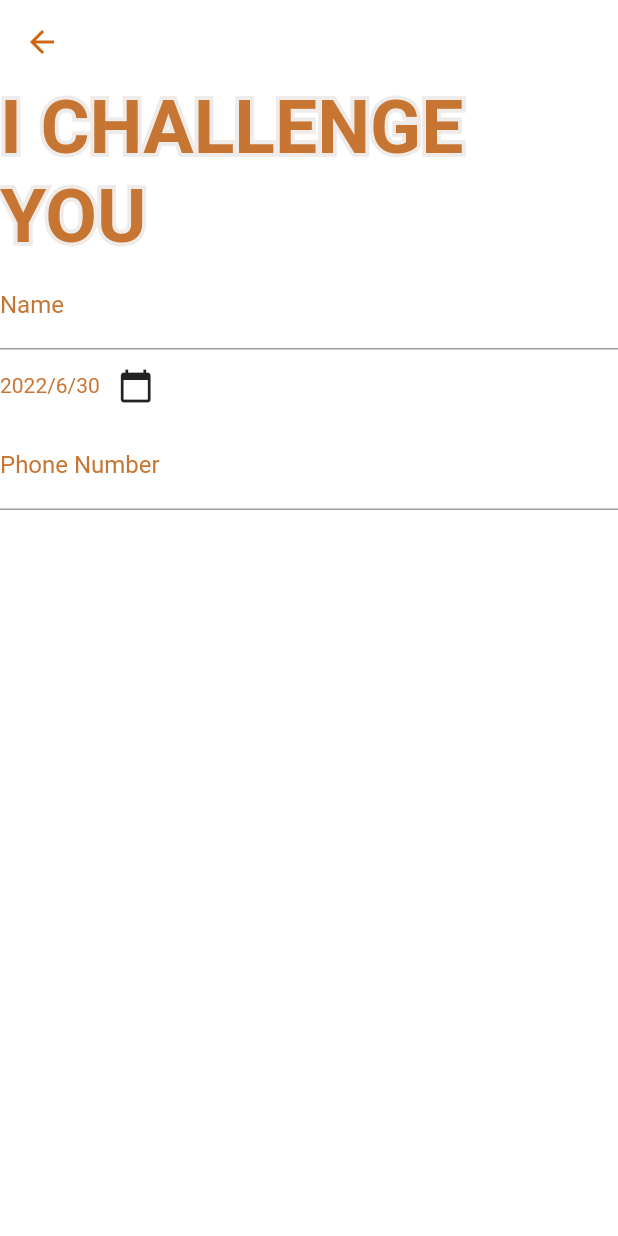
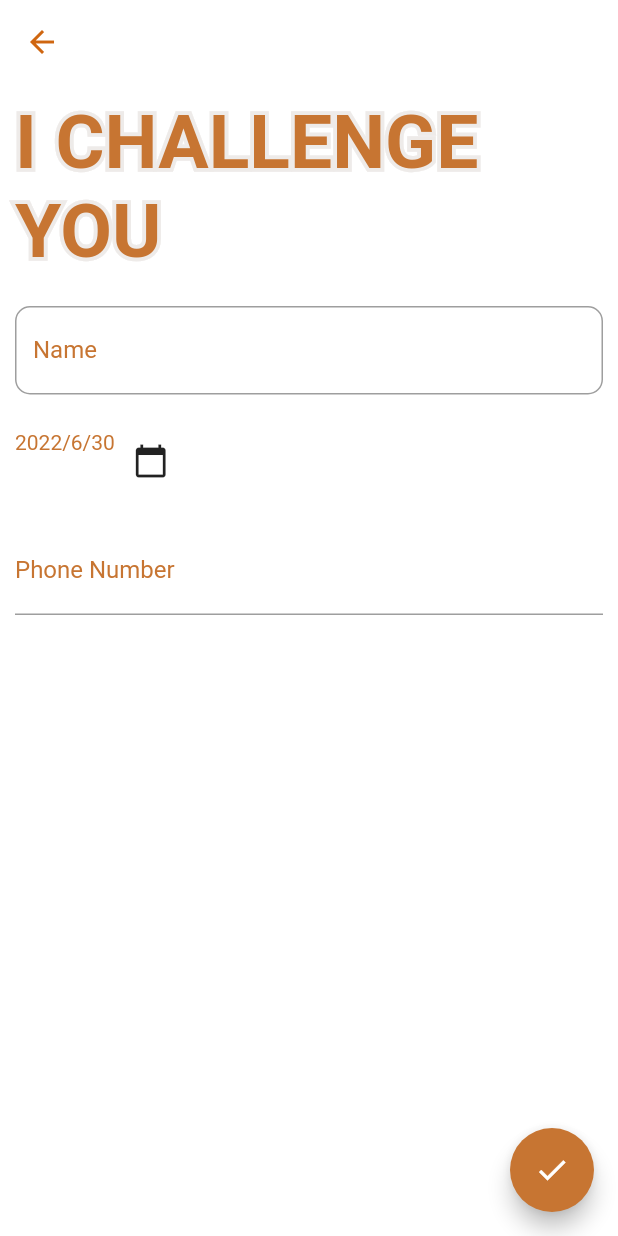
Before and after one commit to levinacharin/AMBW_PROJECT_ICHALLENGEYOU, a Flutter app: the RegisterMenu screen opened directly, on a phone screen of 412 x 824 dp. Run offline on Flutter 3.47's test engine with Material 2 defaults, Android fonts, the phone set to English and light mode, and no system bars; our stand-ins replace cloud_firestore, firebase_auth, firebase_core; missing offline and left inert: flutter_alarm_clock; accounts and stored records are empty; network calls fail; statements that could not run were skipped.

Commit message:
this one
mine

```diff
--- a/lib/login.dart
+++ b/lib/login.dart
@@ -68,6 +68,7 @@ class _LoginState extends State<Login> {
             Container(
               padding: EdgeInsets.all(10),
               child: TextField(
+                obscureText: true,
                 controller: PasswordController,
                 decoration: InputDecoration(
                   labelText: "Password",
--- a/lib/main.dart
+++ b/lib/main.dart
@@ -5,6 +5,12 @@ import 'package:flutter/material.dart';
 import 'package:ichallengeyouapp/LoginMenu.dart';
 import 'package:ichallengeyouapp/bmi.dart';
 import 'package:ichallengeyouapp/challenges.dart';
+<<<<<<< Updated upstream
+=======
+import 'package:firebase_auth/firebase_auth.dart';
+import 'package:ichallengeyouapp/login.dart';
+// import 'package:ichallengeyouapp/firebase_options.dart';
+>>>>>>> Stashed changes
 import 'package:ichallengeyouapp/profile.dart';
 import 'firebase_options.dart';
 
--- a/lib/register.dart
+++ b/lib/register.dart
@@ -67,6 +67,7 @@ class _RegisterState extends State<Register> {
             Container(
               padding: EdgeInsets.all(10),
               child: TextField(
+                obscureText: true,
                 controller: PasswordController,
                 decoration: InputDecoration(
                   labelText: "Password",
--- a/lib/register_profile.dart
+++ b/lib/register_profile.dart
@@ -1,4 +1,7 @@
+import 'package:cloud_firestore/cloud_firestore.dart';
+import 'package:firebase_auth/firebase_auth.dart';
 import 'package:flutter/material.dart';
+import 'package:ichallengeyouapp/service/service.dart';
 
 class RegisterMenu extends StatefulWidget {
   const RegisterMenu({Key? key}) : super(key: key);
@@ -10,7 +13,6 @@ class RegisterMenu extends StatefulWidget {
 class _RegisterMenuState extends State<RegisterMenu> {
   DateTime _dateTime = DateTime.now();
   TextEditingController nameController = TextEditingController();
-  TextEditingController birthdateController = TextEditingController();
   TextEditingController PhoneNumberController = TextEditingController();
   @override
   Widget build(BuildContext context) {
@@ -27,7 +29,9 @@ class _RegisterMenuState extends State<RegisterMenu> {
         body: Center(
           child: Column(
             children: [
-              Stack(
+              Container(
+                padding: EdgeInsets.all(10),
+                child: Stack(
                   children: [
                     Text(
                       "I CHALLENGE YOU",
@@ -49,21 +53,33 @@ class _RegisterMenuState extends State<RegisterMenu> {
                     ),
                   ],
                 ),
-              TextField(
+              ),
+              Container(
+                padding: EdgeInsets.all(10),
+                child: TextField(
                   controller: nameController,
                   decoration: InputDecoration(
+                    border: OutlineInputBorder(
+                      borderRadius: BorderRadius.circular(10),
+                    ),
                     labelText: "Name",
                     labelStyle: TextStyle(
                       color: Color.fromARGB(255, 199, 117, 50),
                     ),
                   ),
                 ),
-              Row(
+              ),
+              Container(
+                padding: EdgeInsets.all(10),
+                child: Row(
                   children: [
-                  Text(
+                    SizedBox(
+                      height: 40,
+                      child: Text(
                         '${_dateTime.year}/${_dateTime.month}/${_dateTime.day}',
                         style: TextStyle(
                           color: Color.fromARGB(255, 199, 117, 50),
+                        ),
                       ),
                     ),
                     IconButton(
@@ -82,7 +98,10 @@ class _RegisterMenuState extends State<RegisterMenu> {
                         icon: Icon(Icons.calendar_today)),
                   ],
                 ),
-              TextField(
+              ),
+              Container(
+                padding: EdgeInsets.all(10),
+                child: TextField(
                   controller: PhoneNumberController,
                   decoration: InputDecoration(
                     labelText: "Phone Number",
@@ -91,8 +110,16 @@ class _RegisterMenuState extends State<RegisterMenu> {
                     ),
                   ),
                 ),
+              ),
             ],
           ),
+        ),
+        floatingActionButton: FloatingActionButton(
+          onPressed: () {
+            getChallenges();
+          },
+          child: Icon(Icons.check),
+          backgroundColor: Color.fromARGB(255, 199, 117, 50),
         ));
   }
 }
```
Also changed, not shown: lib/profile.dart (+13 -1 lines), lib/service/service.dart (added, +57 -0 lines). Lines whose indentation alone changed are shown as unchanged.
